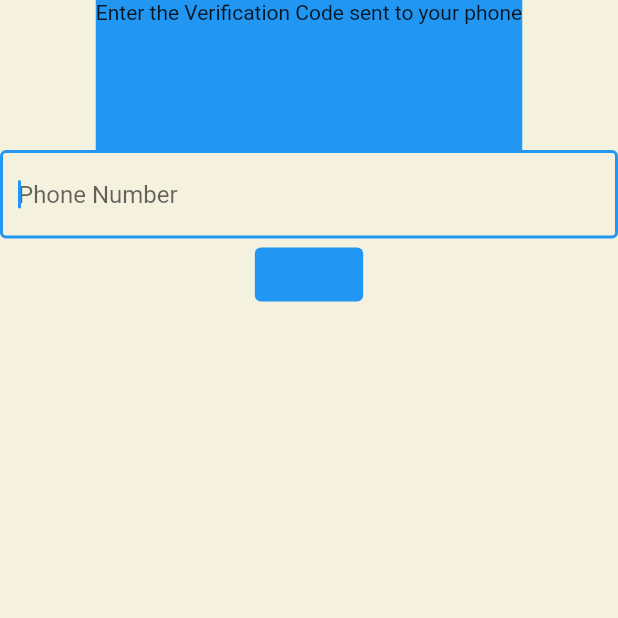
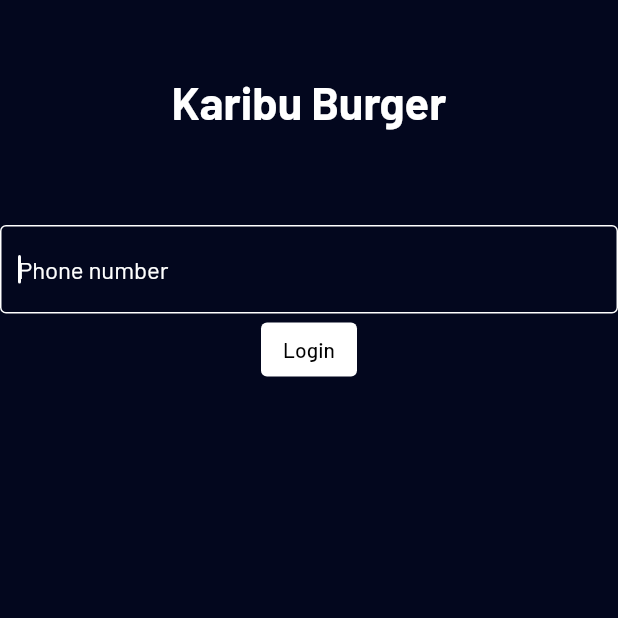
Before and after one commit to JohnM-Kahura/quickbite, a Flutter app: the screen it shows after launch, on a phone screen of 412 x 824 dp, the top half of it. Run offline on Flutter 3.47's test engine with Material 2 defaults, Android fonts, the phone set to English and light mode, and no system bars; our stand-ins replace cloud_firestore, firebase_auth, firebase_core, google_fonts; missing offline and left inert: mpesa_flutter_plugin; accounts and stored records are empty.

Commit message:
styled auth page

```diff
--- /dev/null
+++ b/lib/Config/colors.dart
@@ -0,0 +1,4 @@
+import 'package:flutter/cupertino.dart';
+
+Color darkishColor=Color(0xFF03071E);
+Color lightColor=Color(0xFFF4F1DE);
--- a/lib/Screens/Auth/Phone_Auth.dart
+++ b/lib/Screens/Auth/Phone_Auth.dart
@@ -1,5 +1,7 @@
 import 'package:firebase_auth/firebase_auth.dart';
 import 'package:flutter/material.dart';
+import 'package:google_fonts/google_fonts.dart';
+import 'package:quickbite/Config/colors.dart';
 import 'package:quickbite/Screens/Home/Home.dart';
 
 enum MobileVerificationState {
@@ -49,43 +51,55 @@ class _AuthenticationState extends State<Authentication> {
   final GlobalKey<ScaffoldState> _scaffoldKey = GlobalKey();
   @override
   Widget build(BuildContext context) {
-    return Scaffold(
+    return SafeArea(
+      child: Scaffold(
         key: _scaffoldKey,
         body: showLoading
             ? Center(
-              child: CircularProgressIndicator(),
+                child: CircularProgressIndicator(
+                  backgroundColor: Colors.transparent,
+                ),
               )
             : currentState == MobileVerificationState.SHOW_MOBILE_FORM_STATE
                 ? Stack(
                     children: [
                       Container(
                         height: MediaQuery.of(context).size.height,
-                      color: Color(0XFFF4F1DE),
+                        color: darkishColor,
                       ),
                       Column(
                         children: [
                           Container(
-                          color: Colors.blue,
+                            margin: EdgeInsets.only(top: 50),
+                            // color: Colors.blue,
                             height: 100,
                             child: Text(
-                              'Enter the Verification Code sent to your phone'),
+                              'Karibu Burger',
+                              style: GoogleFonts.barlow(
+                                  fontSize: 30,
+                                  fontWeight: FontWeight.bold,
+                                  color: Colors.white),
                             ),
+                          ),
+                          Column(
+                            children: [
                               TextField(
+                                style: GoogleFonts.barlow(color: Colors.white),
                                 controller: phoneController,
                                 autofocus: true,
                                 keyboardType: TextInputType.number,
                                 textInputAction: TextInputAction.done,
                                 autocorrect: false,
-                          cursorColor: Colors.blue,
+                                cursorColor: Colors.white,
                                 cursorRadius: Radius.circular(4.0),
                                 // cursorWidth: 15,
                                 decoration: InputDecoration(
-                            hintText: 'Phone Number',
-                            border: OutlineInputBorder(
+                                  hintText: 'Phone number',
+                                  hintStyle: TextStyle(color: Colors.white),
+                                  focusedBorder: OutlineInputBorder(
                                     borderSide: BorderSide(
-                                color: Colors.red,
+                                      color: Colors.white,
                                       width: 1,
-                                style: BorderStyle.solid,
                                     ),
                                   ),
                                 ),
@@ -104,17 +118,20 @@ class _AuthenticationState extends State<Authentication> {
                                         });
                                         // signInwithPhoneCredentials(phoneAuthCredential);
                                       },
-                                verificationFailed: (verificationFailed) async {
+                                      verificationFailed:
+                                          (verificationFailed) async {
                                         // _scaffoldKey.currentState!.showSnackBar(SnackBar(content: Text(verificationFailed.message.toString())));
-                                  Scaffold.of(context).showSnackBar(SnackBar(
-                                      content: Text(verificationFailed.message
+                                        Scaffold.of(context).showSnackBar(
+                                            SnackBar(
+                                                content: Text(verificationFailed
+                                                    .message
                                                     .toString())));
                                         setState(() {
                                           showLoading = false;
                                         });
                                       },
-                                codeSent:
-                                    (verificationId, resendingToken) async {
+                                      codeSent: (verificationId,
+                                          resendingToken) async {
                                         setState(() {
                                           showLoading = false;
                                           currentState = MobileVerificationState
@@ -125,41 +142,60 @@ class _AuthenticationState extends State<Authentication> {
                                       codeAutoRetrievalTimeout:
                                           (verficationId) async {});
                                 },
-                          child: Text('Continue'),
+                                child: Text(
+                                  'Login',
+                                  style: GoogleFonts.barlow(
+                                    color: Colors.black,
+                                  ),
+                                ),
                                 style: ButtonStyle(
                                   backgroundColor:
-                                MaterialStateProperty.all(Colors.blue),
+                                      MaterialStateProperty.all(Colors.white),
                                 ),
                               ),
                             ],
                           ),
                         ],
+                      ),
+                    ],
                   )
-              : Column(
+                : Stack(
                     children: [
                       Container(
-                      color: Colors.blue,
+                        height: MediaQuery.of(context).size.height,
+                        color: darkishColor,
+                      ),
+                      Column(
+                        mainAxisAlignment: MainAxisAlignment.center,
+                        children: [
+                          Container(
+                            // color: Colors.blue,
                             height: 100,
-                      child: Text('quickbite'),
+                            child: Text(
+                              'A verfication Code was sent to the number you provided.If you did not recive it please go back and try again',
+                              style: GoogleFonts.barlow(
+                                color: Colors.white,
+                                fontSize: 20,
+                              ),
+                            ),
                           ),
                           TextField(
+                                style: GoogleFonts.barlow(color: Colors.white),
                                 controller: otpController,
                                 autofocus: true,
                                 keyboardType: TextInputType.number,
                                 textInputAction: TextInputAction.done,
-
                                 autocorrect: false,
-                      cursorColor: Colors.blue,
+                                cursorColor: Colors.white,
                                 cursorRadius: Radius.circular(4.0),
-
                                 // cursorWidth: 15,
                                 decoration: InputDecoration(
-                        hintText: 'Verification Code',
-                        border: OutlineInputBorder(
+                                  hintText: 'Enter Verificaton Code',
+                                  hintStyle: TextStyle(color: Colors.white),
+                                  focusedBorder: OutlineInputBorder(
                                     borderSide: BorderSide(
-                            color: Colors.red,
+                                      color: Colors.white,
                                       width: 1,
-                            style: BorderStyle.solid,
                                     ),
                                   ),
                                 ),
@@ -174,13 +210,17 @@ class _AuthenticationState extends State<Authentication> {
                               FocusScope.of(context).requestFocus(FocusNode());
                               signInwithPhoneCredentials(phoneAuthCredential);
                             },
-                      child: Text('Verify'),
+                            child: Text('Verify',style: GoogleFonts.barlow(color:Colors.black),),
                             style: ButtonStyle(
-                        backgroundColor: MaterialStateProperty.all(Colors.blue),
+                              backgroundColor:
+                                  MaterialStateProperty.all(Colors.white),
                             ),
                           ),
                         ],
                       ),
+                    ],
+                  ),
+      ),
     );
   }
 }
```
Lines whose indentation alone changed are shown as unchanged.
